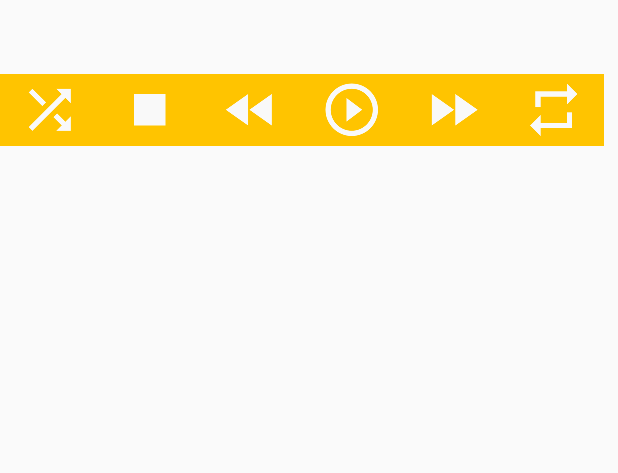
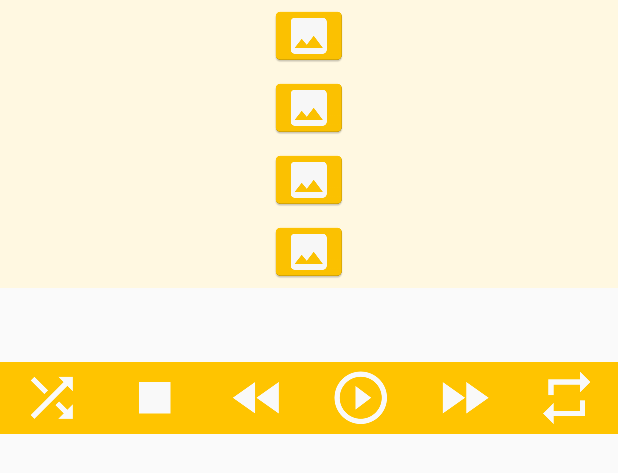
Before and after one commit to askoromna/project-android, an Android app: the layout activity_main.xml on its own in the app's theme, with its tools: preview values and no code run, on a phone screen of 412 x 824 dp. Shown: the top 473 px of the screen. Run offline under Robolectric (Android 15) with nearby library versions, the light colour scheme and no system bars.

Commit message:
bugfix in styles

```diff
--- a/app/src/main/java/com/example/anna_/screenwallmenager/MainActivity.java
+++ b/app/src/main/java/com/example/anna_/screenwallmenager/MainActivity.java
@@ -18,6 +18,8 @@ public class MainActivity extends AppCompatActivity {
         //super.onCreate(savedInstanceState);
         //setContentView(R.layout.activity_main);
     }
+
+
 
 
     public void shuffle(View v) {
--- a/app/src/main/res/layout/activity_main.xml
+++ b/app/src/main/res/layout/activity_main.xml
@@ -17,16 +17,78 @@
         android:layout_height="fill_parent"
         android:layout_alignParentTop="true"
         android:layout_alignParentRight="true"
-        android:layout_alignParentEnd="true"
-        android:layout_marginRight="9dp"
-        android:layout_marginEnd="9dp">
+        android:layout_alignParentEnd="true">
 
         <LinearLayout
             android:id="@+id/videos"
             android:orientation="horizontal"
             android:layout_alignParentTop="true"
             android:layout_width="match_parent"
-            android:layout_height="wrap_content"></LinearLayout>
+            android:layout_height="wrap_content">
+
+            <LinearLayout
+                android:orientation="vertical"
+                android:layout_width="match_parent"
+                android:layout_height="wrap_content"
+                android:id="@+id/video_column_1">
+
+                <ImageButton
+                    android:layout_width="match_parent"
+                    android:layout_height="wrap_content"
+                    app:srcCompat="@mipmap/picture"
+                    android:id="@+id/v11"
+                    android:layout_weight="1"
+                    android:background="@color/MilkyWhite" />
+
+                <ImageButton
+                    android:layout_width="match_parent"
+                    android:layout_height="wrap_content"
+                    app:srcCompat="@mipmap/picture"
+                    android:id="@+id/v21"
+                    android:layout_weight="1"
+                    android:background="@color/MilkyWhite" />
+
+                <ImageButton
+                    android:layout_width="match_parent"
+                    android:layout_height="wrap_content"
+                    app:srcCompat="@mipmap/picture"
+                    android:id="@+id/v31"
+                    android:layout_weight="1"
+                    android:background="@color/MilkyWhite" />
+
+                <ImageButton
+                    android:layout_width="match_parent"
+                    android:layout_height="wrap_content"
+                    app:srcCompat="@mipmap/picture"
+                    android:id="@+id/v41"
+                    android:layout_weight="1"
+                    android:background="@color/MilkyWhite" />
+
+
+            </LinearLayout>
+
+            <LinearLayout
+                android:orientation="vertical"
+                android:layout_width="match_parent"
+                android:layout_height="match_parent"
+                android:id="@+id/video_column_2"
+                android:layout_alignParentBottom="true"
+                android:layout_alignParentLeft="true"
+                android:layout_alignParentStart="true"
+                android:layout_marginBottom="15dp"
+                android:layout_weight="1">
+
+                <ImageButton
+                    android:id="@+id/v21"
+                    android:layout_width="match_parent"
+                    android:layout_height="wrap_content"
+                    app:srcCompat="@mipmap/picture" />
+            </LinearLayout>
+
+
+        </LinearLayout>
+
+
 
         <LinearLayout
             android:id="@+id/buttons"
@@ -102,6 +164,7 @@
                 android:layout_width="match_parent"
                 android:layout_height="match_parent" />
         </LinearLayout>
+
     </RelativeLayout>
 
 </RelativeLayout>
--- a/app/src/main/res/values-v21/styles.xml
+++ b/app/src/main/res/values-v21/styles.xml
@@ -5,5 +5,6 @@
         <item name="android:colorPrimary">@color/ShinyOrange</item>
         <item name="android:colorPrimaryDark">@color/MilkyWhite</item>
         <item name="android:colorAccent">@color/WarmGray</item>
+
     </style>
 </resources>
--- a/app/src/main/res/values/colors.xml
+++ b/app/src/main/res/values/colors.xml
@@ -3,7 +3,7 @@
     <color name="colorPrimary">#3F51B5</color>
     <color name="colorPrimaryDark">#cac09b</color>
     <color name="colorAccent">#ff4081</color>
-    <color name="colorOrange">#ffcc00</color>
+
     <color name="WarmGray">#bcaaa4</color>
     <color name="MilkyWhite">#fff8e1</color>
     <color name="ShinyOrange">#ffc400</color>
--- a/app/src/main/res/values/styles.xml
+++ b/app/src/main/res/values/styles.xml
@@ -6,7 +6,7 @@
         <item name="colorPrimary">@color/colorPrimary</item>
         <item name="colorPrimaryDark">@color/colorPrimaryDark</item>
         <item name="colorAccent">@color/colorAccent</item>
-        <item name="colorOrange">@color/colorOrange</item>
+
     </style>
 
     <style name="Orange" parent="android:Theme.DeviceDefault.Light" />
```
Also changed, not shown: 1 other file.
